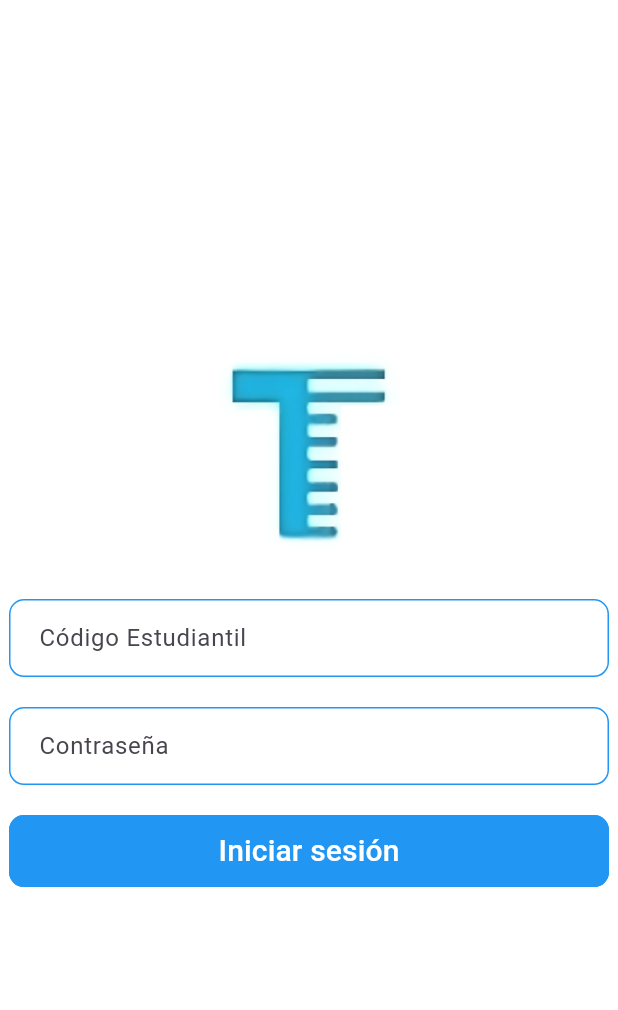
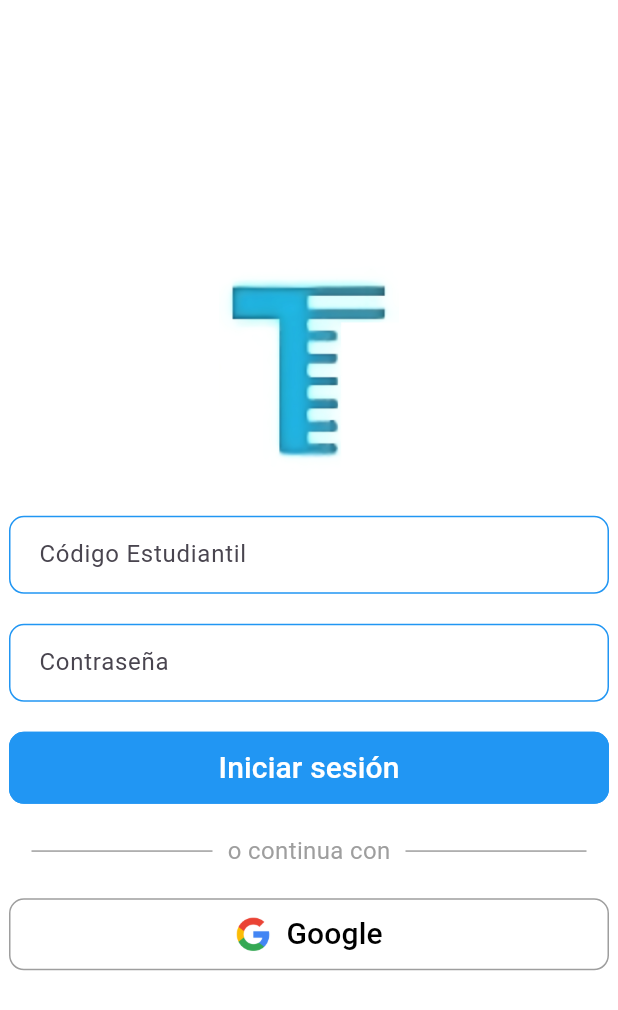
Before and after one commit to XxDavexXX/Tecsite-2.0, a Flutter app: the screen it shows after launch, on a phone screen of 412 x 824 dp. Shown: the top 1010 px of the screen. Run offline on Flutter 3.47's test engine with Material 3 defaults, Android fonts, the light colour scheme and no system bars.

Commit message:
second commit

```diff
--- a/lib/main.dart
+++ b/lib/main.dart
@@ -1,5 +1,7 @@
 import 'package:flutter/material.dart';
-import 'package:tecsite/screens/splash_screen.dart'; // Importa la pantalla de presentación
+import 'package:tecsite/screens/splash_screen.dart';
+import 'package:tecsite/screens/home/home_screen.dart';
+import 'package:tecsite/screens/login/login_screen.dart'; // Importa la pantalla de login
 
 void main() {
   runApp(Tecsite());
@@ -11,7 +13,12 @@ class Tecsite extends StatelessWidget {
     return MaterialApp(
       title: 'Tecsite',
       debugShowCheckedModeBanner: false,
-      home: SplashScreen(), // Configura la pantalla de presentación como la pantalla inicial
+      initialRoute: '/', // Ruta inicial
+      routes: {
+        '/': (context) => SplashScreen(), // Pantalla de presentación
+        '/login': (context) => LoginScreen(), // Pantalla de login
+        '/home': (context) => HomeScreen(), // Pantalla principal
+      },
     );
   }
 }
--- a/lib/screens/login/login_screen.dart
+++ b/lib/screens/login/login_screen.dart
@@ -1,10 +1,10 @@
 import 'package:flutter/material.dart';
 import 'package:flutter/services.dart';
+import 'package:tecsite/screens/home/home_screen.dart'; // Importa la pantalla principal
 
 class LoginScreen extends StatelessWidget {
   @override
   Widget build(BuildContext context) {
-    // Definir un OutlineInputBorder personalizado con color de borde azul
     // Definir un OutlineInputBorder personalizado con color de borde azul
     final OutlineInputBorder customInputBorder = OutlineInputBorder(
       borderRadius: BorderRadius.circular(10), // Borde redondeado
@@ -27,7 +27,6 @@ class LoginScreen extends StatelessWidget {
                 width: 120, // Ancho de la imagen
               ),
               SizedBox(height: 28), // Espaciado entre la imagen y los inputs
-              // Input 1
               // Input 1
               TextField(
                 decoration: InputDecoration(
@@ -53,21 +52,22 @@ class LoginScreen extends StatelessWidget {
                 obscureText: true, // Ocultar texto de la contraseña
               ),
               SizedBox(height: 20), // Espaciado entre los inputs y el botón
-              // Botón
-
-              // Botón
+              // Botón "Iniciar sesión"
               Container(
                 width: double.infinity, // Ancho completo
                 height: 48, // Altura igual a la de los TextField
                 child: OutlinedButton(
                   onPressed: () {
-                    // Acción del botón
+                    Navigator.pushReplacement(
+                      context,
+                      MaterialPageRoute(builder: (context) => HomeScreen()),
+                    );
                   },
                   child: Text(
                     'Iniciar sesión',
                     style: TextStyle(fontSize: 20), // Aumentar el tamaño de la fuente a 20
                   ),
-                  style: ButtonStyle( // Usamos ButtonStyle en lugar de OutlinedButton.styleFrom
+                  style: ButtonStyle(
                     backgroundColor: MaterialStateProperty.all<Color>(Colors.blue), // Color de fondo azul
                     foregroundColor: MaterialStateProperty.all<Color>(Colors.white), // Color del texto blanco
                     side: MaterialStateProperty.all<BorderSide>(BorderSide(color: Colors.blue)), // Borde de color azul
@@ -79,7 +79,63 @@ class LoginScreen extends StatelessWidget {
                   ),
                 ),
               ),
-
+              SizedBox(height: 20), // Espaciado entre el botón y el texto
+              // Texto "------o continua con--------"
+              Padding(
+                padding: const EdgeInsets.symmetric(horizontal: 15.0),
+                child: Row(
+                  children: [
+                    Expanded(child: Divider(color: Colors.grey)),
+                    Padding(
+                      padding: const EdgeInsets.symmetric(horizontal: 10.0),
+                      child: Text(
+                        "o continua con",
+                        style: TextStyle(color: Colors.grey, fontSize: 16),
+                      ),
+                    ),
+                    Expanded(child: Divider(color: Colors.grey)),
+                  ],
+                ),
+              ),
+              SizedBox(height: 20), // Espaciado entre el texto y el botón de Google
+              // Botón de Google
+              Container(
+                width: double.infinity, // Ancho completo
+                height: 48, // Altura igual a la de los TextField
+                child: OutlinedButton(
+                  onPressed: () {
+                    Navigator.pushReplacement(
+                      context,
+                      MaterialPageRoute(builder: (context) => HomeScreen()),
+                    );
+                  },
+                  child: Row(
+                    mainAxisAlignment: MainAxisAlignment.center,
+                    children: [
+                      Image.asset(
+                        'assets/google_logo.png', // Ruta de la imagen del logo de Google
+                        height: 24,
+                        width: 24,
+                      ),
+                      SizedBox(width: 10),
+                      Text(
+                        'Google',
+                        style: TextStyle(fontSize: 20),
+                      ),
+                    ],
+                  ),
+                  style: ButtonStyle(
+                    backgroundColor: MaterialStateProperty.all<Color>(Colors.white), // Color de fondo blanco
+                    foregroundColor: MaterialStateProperty.all<Color>(Colors.black), // Color del texto negro
+                    side: MaterialStateProperty.all<BorderSide>(BorderSide(color: Colors.grey)), // Borde de color gris
+                    shape: MaterialStateProperty.all<RoundedRectangleBorder>(
+                      RoundedRectangleBorder(
+                        borderRadius: BorderRadius.circular(10), // Borde redondeado
+                      ),
+                    ),
+                  ),
+                ),
+              ),
             ],
           ),
         ),
--- a/pubspec.yaml
+++ b/pubspec.yaml
@@ -60,6 +60,8 @@ flutter:
   assets:
     - assets/splash_image_tecsup.png
     - assets/t_tecsup.jpg
+    - assets/t_logo2.png
+    - assets/google_logo.png
 
   # To add assets to your application, add an assets section, like this:
   # assets:
```
Also changed, not shown: lib/components/headlogo.dart (added, +16 -0 lines), lib/components/navbar.dart (added, +50 -0 lines), lib/screens/home/home_screen.dart (+12 -8 lines), assets/google_logo.png (added), assets/t_logo2.png (added), lib/components/button.dart (deleted).
